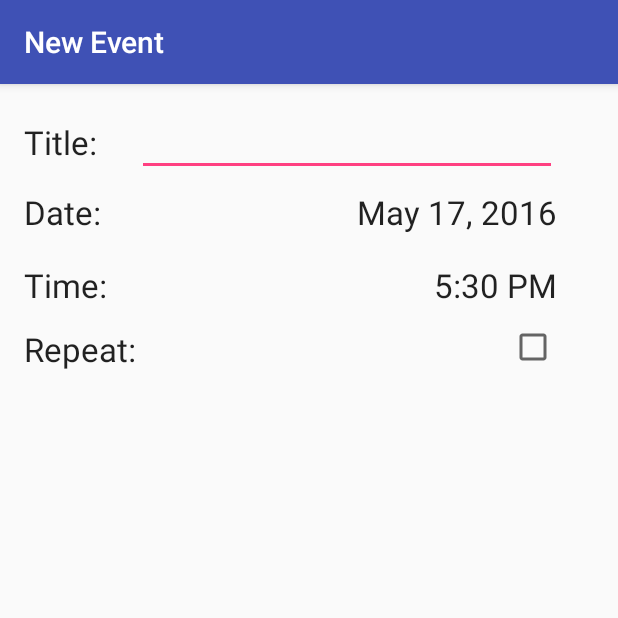
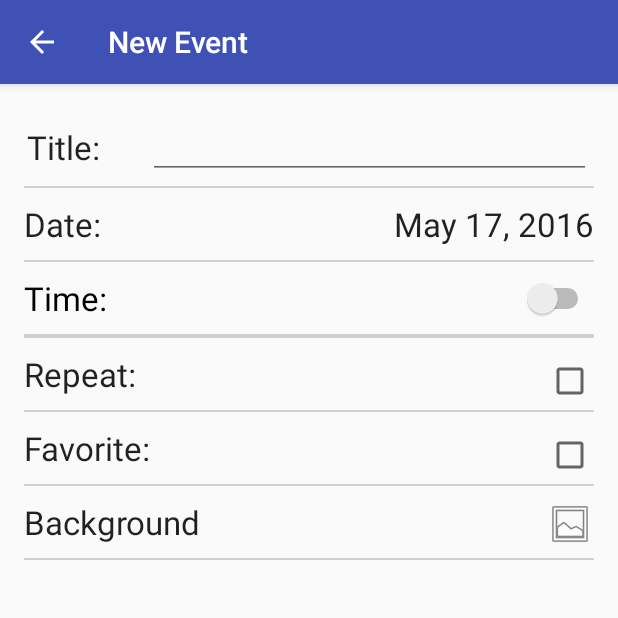
Before and after one commit to Fertalicious/Kronos, an Android app: the NewDate screen opened directly, with no data from a screen before it, on a phone screen of 412 x 824 dp, the top half of it. Run offline under Robolectric (Android 15) with nearby library versions, the phone set to English and light mode, and no system bars; 1 statement that could not run was skipped.

Commit message:
Added time and date selecting to create event Added favorite and background options to create event Made a back button for the menu for create event

```diff
--- a/app/src/main/java/com/industries/fertile/countdowner/NewDate.java
+++ b/app/src/main/java/com/industries/fertile/countdowner/NewDate.java
@@ -1,13 +1,34 @@
 package com.industries.fertile.countdowner;
 
+
+
+import android.app.DatePickerDialog;
+import android.app.Dialog;
+import android.app.TimePickerDialog;
+import android.content.Intent;
 import android.os.Bundle;
-import android.support.design.widget.FloatingActionButton;
-import android.support.design.widget.Snackbar;
+import android.support.v4.app.DialogFragment;
 import android.support.v7.app.AppCompatActivity;
 import android.support.v7.widget.Toolbar;
+import android.text.format.DateFormat;
+import android.view.Menu;
+import android.view.MenuItem;
 import android.view.View;
+import android.widget.CompoundButton;
+import android.widget.DatePicker;
+import android.widget.RelativeLayout;
+import android.widget.Switch;
+import android.widget.TextView;
+import android.widget.TimePicker;
+
+import java.util.Calendar;
 
 public class NewDate extends AppCompatActivity {
+
+    TextView dateTextView;
+    TextView timeTextView;
+    Switch timeSwitch;
+    RelativeLayout timeLayout;
 
     @Override
     protected void onCreate(Bundle savedInstanceState) {
@@ -15,8 +36,109 @@ public class NewDate extends AppCompatActivity {
         setContentView(R.layout.activity_new_date);
         Toolbar toolbar = (Toolbar) findViewById(R.id.toolbar);
         setSupportActionBar(toolbar);
+        dateTextView = (TextView) findViewById(R.id.dateTextView);
+        timeTextView = (TextView) findViewById(R.id.timeTextView);
+        timeSwitch = (Switch) findViewById(R.id.switch1);
+        timeLayout = (RelativeLayout) findViewById(R.id.timeRLayout);
+        timeLayout.setVisibility(View.GONE);
+
+        android.support.v7.app.ActionBar actionBar = getSupportActionBar();
+        actionBar.setDisplayHomeAsUpEnabled(true);
+
+        timeSwitch.setOnCheckedChangeListener(new CompoundButton.OnCheckedChangeListener() {
+            @Override
+            public void onCheckedChanged(CompoundButton buttonView, boolean isChecked) {
+                if (isChecked) {
+                    timeLayout.setVisibility(View.VISIBLE);
+                } else {
+                    timeLayout.setVisibility(View.GONE);
+                }
+            }
+        });
+
+    }
+
+    @Override
+    public boolean onCreateOptionsMenu(Menu menu) {
+        // Inflate the menu; this adds items to the action bar if it is present.
+        getMenuInflater().inflate(R.menu.menu_newdate, menu);
+        return true;
+    }
+
+    @Override
+    public boolean onOptionsItemSelected(MenuItem item) {
+        // Handle action bar item clicks here. The action bar will
+        // automatically handle clicks on the Home/Up button, so long
+        // as you specify a parent activity in AndroidManifest.xml.
+
+        switch (item.getItemId()) {
+
+            case R.id.action_new:
+                // Put in DB if all info is in there
+                return true;
+
+            default:
+                return super.onOptionsItemSelected(item);
+        }
 
 
     }
 
+    public void showDatePickerDialog(View v) {
+        DialogFragment newFragment = new DatePickerFragment();
+        newFragment.show(getSupportFragmentManager(), "datePicker");
+    }
+
+    public static class DatePickerFragment extends DialogFragment
+            implements DatePickerDialog.OnDateSetListener {
+
+        @Override
+        public Dialog onCreateDialog(Bundle savedInstanceState) {
+            // Use the current date as the default date in the picker
+            final Calendar c = Calendar.getInstance();
+            int year = c.get(Calendar.YEAR);
+            int month = c.get(Calendar.MONTH);
+            int day = c.get(Calendar.DAY_OF_MONTH);
+
+            // Create a new instance of DatePickerDialog and return it
+            return new DatePickerDialog(getActivity(), this, year, month, day);
+        }
+
+        public void onDateSet(DatePicker view, int year, int month, int day) {
+            // Do something with the date chosen by the user
+            NewDate activity = (NewDate) getActivity();
+            TextView dateText = activity.dateTextView;
+            dateText.setText(month + " " + day + ", " + year);
+        }
+
+    }
+
+    public void showTimePickerDialog(View v) {
+        DialogFragment newFragment = new TimePickerFragment();
+        newFragment.show(getSupportFragmentManager(), "timePicker");
+    }
+
+    public static class TimePickerFragment extends DialogFragment
+            implements TimePickerDialog.OnTimeSetListener {
+
+        @Override
+        public Dialog onCreateDialog(Bundle savedInstanceState) {
+            // Use the current time as the default values for the picker
+            final Calendar c = Calendar.getInstance();
+            int hour = c.get(Calendar.HOUR_OF_DAY);
+            int minute = c.get(Calendar.MINUTE);
+
+            // Create a new instance of TimePickerDialog and return it
+            return new TimePickerDialog(getActivity(), this, hour, minute,
+                    DateFormat.is24HourFormat(getActivity()));
+        }
+
+        public void onTimeSet(TimePicker view, int hourOfDay, int minute) {
+            // Do something with the time chosen by the user
+            NewDate activity = (NewDate) getActivity();
+            TextView dateText = activity.timeTextView;
+            dateText.setText(hourOfDay + ":" + minute);
+        }
+    }
+
 }
--- a/app/src/main/res/layout/content_new_date.xml
+++ b/app/src/main/res/layout/content_new_date.xml
@@ -8,7 +8,10 @@
     android:paddingBottom="@dimen/activity_vertical_margin"
     app:layout_behavior="@string/appbar_scrolling_view_behavior"
     tools:showIn="@layout/activity_new_date"
-    tools:context="com.industries.fertile.countdowner.NewDate">
+    tools:context="com.industries.fertile.countdowner.NewDate"
+    android:focusableInTouchMode="true"
+    android:descendantFocusability="beforeDescendants"
+    >
 
     <ScrollView
         android:layout_width="wrap_content"
@@ -21,19 +24,20 @@
         <LinearLayout
             android:orientation="vertical"
             android:layout_width="match_parent"
-            android:layout_height="match_parent"
+            android:layout_height="wrap_content"
             android:showDividers="middle">
 
 
             <RelativeLayout
-                android:layout_width="355dp"
-                android:layout_height="match_parent">
+                android:layout_width="match_parent"
+                android:layout_height="48dp"
+                android:layout_margin="2dp">
 
                 <TextView
                     android:layout_width="wrap_content"
                     android:layout_height="wrap_content"
                     android:textAppearance="?android:attr/textAppearanceLarge"
-                    android:text="Title:     "
+                    android:text="Title:      "
                     android:id="@+id/textView"
                     android:layout_centerVertical="true"
                     android:layout_alignParentLeft="true"
@@ -45,20 +49,27 @@
                     android:id="@+id/editText"
                     android:layout_alignParentRight="true"
                     android:layout_alignParentEnd="true"
-                    android:layout_toRightOf="@+id/textView"
-                    android:layout_toEndOf="@+id/textView" />
+                    android:layout_toEndOf="@+id/textView"
+                    android:inputType="text"
+                    android:layout_toRightOf="@+id/textView" />
             </RelativeLayout>
+
+            <LinearLayout
+                android:layout_height="1dp"
+                android:layout_width="fill_parent"
+                android:background="#FFD0D0D0"/>
 
             <RelativeLayout
                 android:layout_width="match_parent"
-                android:layout_height="48dp">
+                android:layout_height="48dp"
+                android:onClick="showDatePickerDialog">
 
                 <TextView
                     android:layout_width="wrap_content"
                     android:layout_height="wrap_content"
                     android:textAppearance="?android:attr/textAppearanceLarge"
                     android:text="May 17, 2016"
-                    android:id="@+id/textView3"
+                    android:id="@+id/dateTextView"
                     android:layout_gravity="right"
                     android:layout_centerVertical="true"
                     android:layout_alignParentRight="true"
@@ -75,34 +86,61 @@
                     android:layout_alignParentStart="true" />
             </RelativeLayout>
 
+            <LinearLayout
+                android:layout_height="1dp"
+                android:layout_width="fill_parent"
+                android:background="#FFD0D0D0"/>
+
             <RelativeLayout
                 android:layout_width="match_parent"
-                android:layout_height="50dp">
+                android:layout_height="48dp">
 
-                <TextView
+                <Switch
                     android:layout_width="wrap_content"
                     android:layout_height="wrap_content"
+                    android:id="@+id/switch1"
+                    android:layout_centerVertical="true"
+                    android:layout_alignParentLeft="true"
+                    android:layout_alignParentStart="true"
                     android:textAppearance="?android:attr/textAppearanceLarge"
                     android:text="Time:"
-                    android:id="@+id/textView6"
-                    android:layout_alignTop="@+id/textView5"
-                    android:layout_alignParentLeft="true"
-                    android:layout_alignParentStart="true" />
+                    android:layout_alignParentRight="true"
+                    android:layout_alignParentEnd="true" />
+
+
+            </RelativeLayout>
+
+            <LinearLayout
+                android:layout_height="1dp"
+                android:layout_width="fill_parent"
+                android:background="#FFD0D0D0"/>
+
+            <RelativeLayout
+                android:layout_width="match_parent"
+                android:layout_height="48dp"
+                android:id="@+id/timeRLayout"
+                android:onClick="showTimePickerDialog">
 
                 <TextView
                     android:layout_width="wrap_content"
                     android:layout_height="wrap_content"
                     android:textAppearance="?android:attr/textAppearanceLarge"
                     android:text="5:30 PM"
-                    android:id="@+id/textView5"
+                    android:id="@+id/timeTextView"
                     android:layout_centerVertical="true"
                     android:layout_alignParentRight="true"
                     android:layout_alignParentEnd="true" />
             </RelativeLayout>
 
+            <LinearLayout
+                android:layout_height="1dp"
+                android:layout_width="fill_parent"
+                android:background="#FFD0D0D0"/>
+
             <RelativeLayout
                 android:layout_width="match_parent"
-                android:layout_height="match_parent">
+                android:layout_height="48dp"
+                android:visibility="visible">
 
                 <TextView
                     android:layout_width="wrap_content"
@@ -110,7 +148,7 @@
                     android:textAppearance="?android:attr/textAppearanceLarge"
                     android:text="Repeat:"
                     android:id="@+id/textView7"
-                    android:layout_alignParentBottom="true"
+                    android:layout_centerVertical="true"
                     android:layout_alignParentLeft="true"
                     android:layout_alignParentStart="true" />
 
@@ -118,11 +156,78 @@
                     android:layout_width="wrap_content"
                     android:layout_height="wrap_content"
                     android:id="@+id/checkBox"
-                    android:layout_alignTop="@+id/textView7"
                     android:layout_alignParentRight="true"
-                    android:layout_alignParentEnd="true" />
+                    android:layout_alignParentEnd="true"
+                    android:layout_alignParentBottom="true"
+                    android:layout_alignTop="@+id/textView7" />
 
             </RelativeLayout>
+
+            <LinearLayout
+                android:layout_height="1dp"
+                android:layout_width="fill_parent"
+                android:background="#FFD0D0D0"/>
+
+            <RelativeLayout
+                android:layout_width="match_parent"
+                android:layout_height="48dp"
+                android:visibility="visible">
+
+                <TextView
+                    android:layout_width="wrap_content"
+                    android:layout_height="wrap_content"
+                    android:textAppearance="?android:attr/textAppearanceLarge"
+                    android:text="Favorite:"
+                    android:id="@+id/textView8"
+                    android:layout_centerVertical="true"
+                    android:layout_alignParentLeft="true"
+                    android:layout_alignParentStart="true" />
+
+                <CheckBox
+                    android:layout_width="wrap_content"
+                    android:layout_height="wrap_content"
+                    android:id="@+id/checkBox2"
+                    android:layout_alignParentRight="true"
+                    android:layout_alignParentEnd="true"
+                    android:layout_alignParentBottom="true"
+                    android:layout_alignTop="@+id/textView8" />
+
+            </RelativeLayout>
+
+            <LinearLayout
+                android:layout_height="1dp"
+                android:layout_width="fill_parent"
+                android:background="#FFD0D0D0"/>
+
+            <RelativeLayout
+                android:layout_width="match_parent"
+                android:layout_height="48dp"
+                android:visibility="visible">
+
+            <TextView
+                android:layout_width="wrap_content"
+                android:layout_height="wrap_content"
+                android:textAppearance="?android:attr/textAppearanceLarge"
+                android:text="Background"
+                android:id="@+id/textView9"
+                android:layout_centerVertical="true"
+                android:layout_alignParentLeft="true"
+                android:layout_alignParentStart="true" />
+
+                <ImageView
+                    android:layout_width="wrap_content"
+                    android:layout_height="wrap_content"
+                    android:id="@+id/imageView"
+                    android:layout_alignTop="@+id/textView9"
+                    android:layout_alignParentRight="true"
+                    android:layout_alignParentEnd="true"
+                    android:src="@android:drawable/ic_menu_gallery" />
+            </RelativeLayout>
+
+            <LinearLayout
+                android:layout_height="1dp"
+                android:layout_width="fill_parent"
+                android:background="#FFD0D0D0"/>
 
         </LinearLayout>
     </ScrollView>
--- a/app/src/main/res/values/strings.xml
+++ b/app/src/main/res/values/strings.xml
@@ -4,4 +4,5 @@
     <string name="action_new">Create Event</string>
     <string name="title_activity_create">Create Event</string>
     <string name="title_activity_new_date">New Event</string>
+    <string name="titleText">Title:       </string>
 </resources>
```
Also changed, not shown: app/src/main/AndroidManifest.xml (+8 -1 lines).
